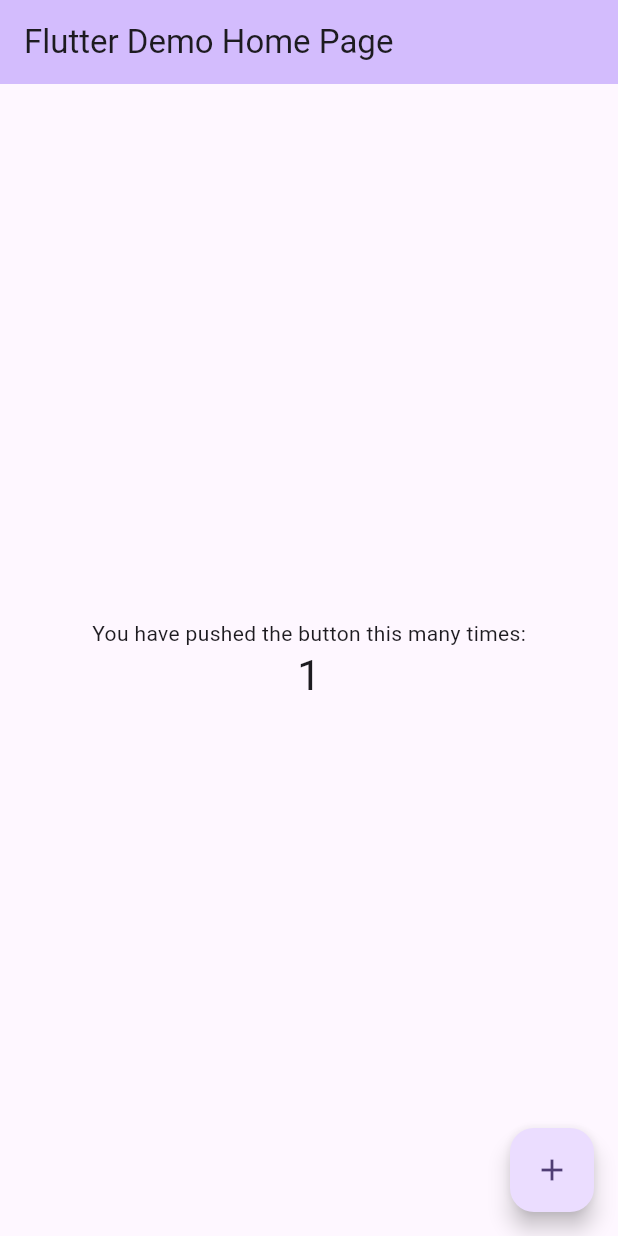
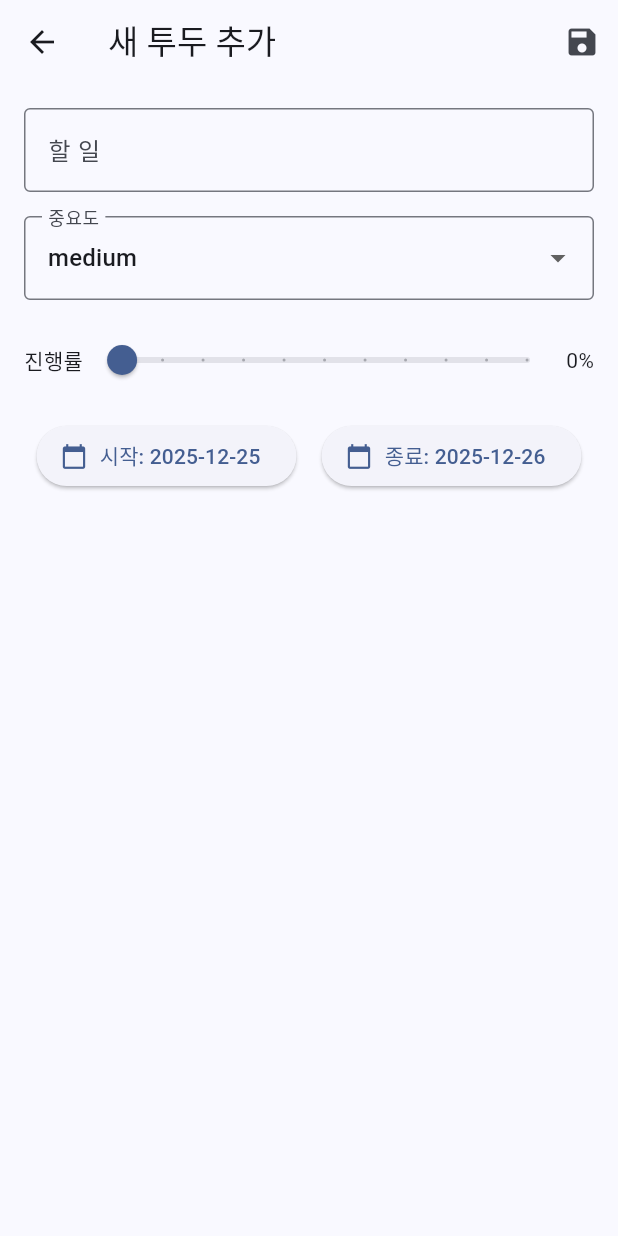
Before and after one commit to s6xybr8in/TodoApp, a Flutter app: the screen it shows after launch, after a tap on the "add" icon, on a phone screen of 412 x 824 dp. Run offline on Flutter 3.47's test engine with Material 3 defaults, Android fonts, the phone set to English and light mode, and no system bars; our stand-ins replace hive, hive_flutter; missing offline and left inert: todoapp; accounts and stored records are empty.

Commit message:
phase 1
phase 1

```diff
--- a/lib/main.dart
+++ b/lib/main.dart
@@ -1,122 +1,34 @@
 import 'package:flutter/material.dart';
+import 'package:hive_flutter/hive_flutter.dart';
+import 'package:todo/models/todo.dart';
+import 'package:todo/screens/home_screen.dart';
 
-void main() {
+void main() async {
+  // Flutter 앱이 시작되기 전에 Hive를 초기화합니다.
+  await Hive.initFlutter();
+
+  // Hive 어댑터를 등록합니다.
+  Hive.registerAdapter(TodoAdapter());
+  Hive.registerAdapter(ImportanceAdapter());
+
+  // 'todos'라는 이름의 Box를 엽니다.
+  await Hive.openBox<Todo>('todos');
+
   runApp(const MyApp());
 }
 
 class MyApp extends StatelessWidget {
   const MyApp({super.key});
 
-  // This widget is the root of your application.
   @override
   Widget build(BuildContext context) {
     return MaterialApp(
-      title: 'Flutter Demo',
+      title: 'TodoApp',
       theme: ThemeData(
-        // This is the theme of your application.
-        //
-        // TRY THIS: Try running your application with "flutter run". You'll see
-        // the application has a purple toolbar. Then, without quitting the app,
-        // try changing the seedColor in the colorScheme below to Colors.green
-        // and then invoke "hot reload" (save your changes or press the "hot
-        // reload" button in a Flutter-supported IDE, or press "r" if you used
-        // the command line to start the app).
-        //
-        // Notice that the counter didn't reset back to zero; the application
-        // state is not lost during the reload. To reset the state, use hot
-        // restart instead.
-        //
-        // This works for code too, not just values: Most code changes can be
-        // tested with just a hot reload.
-        colorScheme: .fromSeed(seedColor: Colors.deepPurple),
+        colorScheme: ColorScheme.fromSeed(seedColor: Colors.blueAccent),
+        useMaterial3: true,
       ),
-      home: const MyHomePage(title: 'Flutter Demo Home Page'),
+      home: const HomeScreen(),
     );
   }
 }
-
-class MyHomePage extends StatefulWidget {
-  const MyHomePage({super.key, required this.title});
-
-  // This widget is the home page of your application. It is stateful, meaning
-  // that it has a State object (defined below) that contains fields that affect
-  // how it looks.
-
-  // This class is the configuration for the state. It holds the values (in this
-  // case the title) provided by the parent (in this case the App widget) and
-  // used by the build method of the State. Fields in a Widget subclass are
-  // always marked "final".
-
-  final String title;
-
-  @override
-  State<MyHomePage> createState() => _MyHomePageState();
-}
-
-class _MyHomePageState extends State<MyHomePage> {
-  int _counter = 0;
-
-  void _incrementCounter() {
-    setState(() {
-      // This call to setState tells the Flutter framework that something has
-      // changed in this State, which causes it to rerun the build method below
-      // so that the display can reflect the updated values. If we changed
-      // _counter without calling setState(), then the build method would not be
-      // called again, and so nothing would appear to happen.
-      _counter++;
-    });
-  }
-
-  @override
-  Widget build(BuildContext context) {
-    // This method is rerun every time setState is called, for instance as done
-    // by the _incrementCounter method above.
-    //
-    // The Flutter framework has been optimized to make rerunning build methods
-    // fast, so that you can just rebuild anything that needs updating rather
-    // than having to individually change instances of widgets.
-    return Scaffold(
-      appBar: AppBar(
-        // TRY THIS: Try changing the color here to a specific color (to
-        // Colors.amber, perhaps?) and trigger a hot reload to see the AppBar
-        // change color while the other colors stay the same.
-        backgroundColor: Theme.of(context).colorScheme.inversePrimary,
-        // Here we take the value from the MyHomePage object that was created by
-        // the App.build method, and use it to set our appbar title.
-        title: Text(widget.title),
-      ),
-      body: Center(
-        // Center is a layout widget. It takes a single child and positions it
-        // in the middle of the parent.
-        child: Column(
-          // Column is also a layout widget. It takes a list of children and
-          // arranges them vertically. By default, it sizes itself to fit its
-          // children horizontally, and tries to be as tall as its parent.
-          //
-          // Column has various properties to control how it sizes itself and
-          // how it positions its children. Here we use mainAxisAlignment to
-          // center the children vertically; the main axis here is the vertical
-          // axis because Columns are vertical (the cross axis would be
-          // horizontal).
-          //
-          // TRY THIS: Invoke "debug painting" (choose the "Toggle Debug Paint"
-          // action in the IDE, or press "p" in the console), to see the
-          // wireframe for each widget.
-          mainAxisAlignment: .center,
-          children: [
-            const Text('You have pushed the button this many times:'),
-            Text(
-              '$_counter',
-              style: Theme.of(context).textTheme.headlineMedium,
-            ),
-          ],
-        ),
-      ),
-      floatingActionButton: FloatingActionButton(
-        onPressed: _incrementCounter,
-        tooltip: 'Increment',
-        child: const Icon(Icons.add),
-      ),
-    );
-  }
-}
--- /dev/null
+++ b/lib/models/todo.dart
@@ -0,0 +1,74 @@
+import 'package:hive/hive.dart';
+
+part 'todo.g.dart';
+
+// 중요도를 나타내는 열거형
+@HiveType(typeId: 1)
+enum Importance {
+  @HiveField(0)
+  low,
+  @HiveField(1)
+  medium,
+  @HiveField(2)
+  high,
+}
+
+@HiveType(typeId: 0)
+class Todo extends HiveObject {
+  @HiveField(0)
+  final String id;
+
+  @HiveField(1)
+  String title;
+
+  @HiveField(2)
+  Importance importance;
+
+  @HiveField(3)
+  int progress; // 진행률 (0-100)
+
+  @HiveField(4)
+  DateTime startDate;
+
+  @HiveField(5)
+  DateTime endDate;
+
+  @HiveField(6)
+  bool isCompleted;
+
+  Todo({
+    required this.id,
+    required this.title,
+    this.importance = Importance.medium,
+    this.progress = 0,
+    required this.startDate,
+    required this.endDate,
+    this.isCompleted = false,
+  });
+
+  // JSON 직렬화를 위한 팩토리 생성자
+  factory Todo.fromJson(Map<String, dynamic> json) {
+    return Todo(
+      id: json['id'],
+      title: json['title'],
+      importance: Importance.values[json['importance']],
+      progress: json['progress'],
+      startDate: DateTime.parse(json['startDate']),
+      endDate: DateTime.parse(json['endDate']),
+      isCompleted: json['isCompleted'],
+    );
+  }
+
+  // JSON 직렬화를 위한 메서드
+  Map<String, dynamic> toJson() {
+    return {
+      'id': id,
+      'title': title,
+      'importance': importance.index,
+      'progress': progress,
+      'startDate': startDate.toIso8601String(),
+      'endDate': endDate.toIso8601String(),
+      'isCompleted': isCompleted,
+    };
+  }
+}
--- /dev/null
+++ b/lib/screens/home_screen.dart
@@ -0,0 +1,74 @@
+import 'package:flutter/material.dart';
+import 'package:hive_flutter/hive_flutter.dart';
+import 'package:todo/models/todo.dart';
+import 'package:todo/screens/todo_detail_screen.dart';
+import 'package:todo/widgets/todo_list_item.dart';
+
+class HomeScreen extends StatefulWidget {
+  const HomeScreen({super.key});
+
+  @override
+  State<HomeScreen> createState() => _HomeScreenState();
+}
+
+class _HomeScreenState extends State<HomeScreen> {
+  @override
+  Widget build(BuildContext context) {
+    // Hive Box를 가져옵니다.
+    final Box<Todo> todoBox = Hive.box<Todo>('todos');
+
+    return Scaffold(
+      appBar: AppBar(
+        title: const Text('나의 투두리스트'),
+        backgroundColor: Theme.of(context).colorScheme.primary,
+        foregroundColor: Theme.of(context).colorScheme.onPrimary,
+      ),
+      // ValueListenableBuilder를 사용하여 Hive Box의 변경사항을 실시간으로 감지합니다.
+      body: ValueListenableBuilder(
+        valueListenable: todoBox.listenable(),
+        builder: (context, Box<Todo> box, _) {
+          if (box.values.isEmpty) {
+            return const Center(
+              child: Text('아직 추가된 투두가 없어요!'),
+            );
+          }
+          // Hive Box에서 Todo 목록을 가져옵니다.
+          final todos = box.values.toList().cast<Todo>();
+
+          return ListView.builder(
+            itemCount: todos.length,
+            itemBuilder: (context, index) {
+              final todo = todos[index];
+              return TodoListItem(
+                todo: todo,
+                onCheckboxChanged: (bool? value) {
+                  // 체크박스 상태가 변경되면 Hive에 저장된 객체를 업데이트합니다.
+                  todo.isCompleted = value ?? false;
+                  todo.save();
+                },
+                onTap: () {
+                  // 수정 화면으로 이동
+                  Navigator.of(context).push(
+                    MaterialPageRoute(
+                      builder: (context) => TodoDetailScreen(todo: todo),
+                    ),
+                  );
+                },
+              );
+            },
+          );
+        },
+      ),
+      floatingActionButton: FloatingActionButton(
+        onPressed: () {
+          // 추가 화면으로 이동
+          Navigator.of(context).push(
+            MaterialPageRoute(builder: (context) => const TodoDetailScreen()),
+          );
+        },
+        tooltip: '새로운 투두 추가',
+        child: const Icon(Icons.add),
+      ),
+    );
+  }
+}
--- /dev/null
+++ b/lib/screens/todo_detail_screen.dart
@@ -0,0 +1,187 @@
+import 'package:flutter/material.dart';
+import 'package:hive/hive.dart';
+import 'package:todo/models/todo.dart';
+
+class TodoDetailScreen extends StatefulWidget {
+  final Todo? todo; // 수정할 Todo 항목. 새 항목 추가 시에는 null.
+
+  const TodoDetailScreen({super.key, this.todo});
+
+  @override
+  State<TodoDetailScreen> createState() => _TodoDetailScreenState();
+}
+
+class _TodoDetailScreenState extends State<TodoDetailScreen> {
+  final _formKey = GlobalKey<FormState>();
+  late String _title;
+  late Importance _importance;
+  late int _progress;
+  late DateTime _startDate;
+  late DateTime _endDate;
+
+  @override
+  void initState() {
+    super.initState();
+    // 기존 Todo 데이터가 있으면 해당 데이터로 초기화, 없으면 기본값으로 초기화
+    _title = widget.todo?.title ?? '';
+    _importance = widget.todo?.importance ?? Importance.medium;
+    _progress = widget.todo?.progress ?? 0;
+    _startDate = widget.todo?.startDate ?? DateTime.now();
+    _endDate = widget.todo?.endDate ?? DateTime.now().add(const Duration(days: 1));
+  }
+
+  void _saveTodo() {
+    if (_formKey.currentState!.validate()) {
+      _formKey.currentState!.save();
+
+      final todoBox = Hive.box<Todo>('todos');
+
+      if (widget.todo == null) {
+        // 새로운 Todo 추가
+        final newTodo = Todo(
+          id: DateTime.now().millisecondsSinceEpoch.toString(),
+          title: _title,
+          importance: _importance,
+          progress: _progress,
+          startDate: _startDate,
+          endDate: _endDate,
+        );
+        todoBox.put(newTodo.id, newTodo);
+      } else {
+        // 기존 Todo 수정
+        widget.todo!.title = _title;
+        widget.todo!.importance = _importance;
+        widget.todo!.progress = _progress;
+        widget.todo!.startDate = _startDate;
+        widget.todo!.endDate = _endDate;
+        widget.todo!.save();
+      }
+
+      Navigator.of(context).pop();
+    }
+  }
+
+  @override
+  Widget build(BuildContext context) {
+    return Scaffold(
+      appBar: AppBar(
+        title: Text(widget.todo == null ? '새 투두 추가' : '투두 수정'),
+        actions: [
+          IconButton(
+            icon: const Icon(Icons.save),
+            onPressed: _saveTodo,
+          ),
+        ],
+      ),
+      body: Padding(
+        padding: const EdgeInsets.all(16.0),
+        child: Form(
+          key: _formKey,
+          child: ListView(
+            children: [
+              TextFormField(
+                initialValue: _title,
+                decoration: const InputDecoration(
+                  labelText: '할 일',
+                  border: OutlineInputBorder(),
+                ),
+                validator: (value) {
+                  if (value == null || value.isEmpty) {
+                    return '할 일을 입력해주세요.';
+                  }
+                  return null;
+                },
+                onSaved: (value) {
+                  _title = value!;
+                },
+              ),
+              const SizedBox(height: 16),
+              // 중요도 선택
+              DropdownButtonFormField<Importance>(
+                value: _importance,
+                decoration: const InputDecoration(
+                  labelText: '중요도',
+                  border: OutlineInputBorder(),
+                ),
+                items: Importance.values.map((importance) {
+                  return DropdownMenuItem(
+                    value: importance,
+                    child: Text(importance.name),
+                  );
+                }).toList(),
+                onChanged: (value) {
+                  setState(() {
+                    _importance = value!;
+                  });
+                },
+              ),
+              const SizedBox(height: 16),
+              // 진행률 슬라이더
+              Row(
+                children: [
+                  const Text('진행률'),
+                  Expanded(
+                    child: Slider(
+                      value: _progress.toDouble(),
+                      min: 0,
+                      max: 100,
+                      divisions: 10,
+                      label: '$_progress%',
+                      onChanged: (value) {
+                        setState(() {
+                          _progress = value.round();
+                        });
+                      },
+                    ),
+                  ),
+                  Text('$_progress%'),
+                ],
+              ),
+              const SizedBox(height: 16),
+              // 날짜 선택 (간단한 버튼으로 구현)
+              Row(
+                mainAxisAlignment: MainAxisAlignment.spaceAround,
+                children: [
+                  ElevatedButton.icon(
+                    icon: const Icon(Icons.calendar_today),
+                    label: Text('시작: ${_startDate.toString().substring(0, 10)}'),
+                    onPressed: () async {
+                       final date = await showDatePicker(
+                        context: context,
+                        initialDate: _startDate,
+                        firstDate: DateTime(2020),
+                        lastDate: DateTime(2030),
+                      );
+                      if (date != null) {
+                        setState(() {
+                          _startDate = date;
+                        });
+                      }
+                    },
+                  ),
+                   ElevatedButton.icon(
+                    icon: const Icon(Icons.calendar_today),
+                    label: Text('종료: ${_endDate.toString().substring(0, 10)}'),
+                    onPressed: () async {
+                      final date = await showDatePicker(
+                        context: context,
+                        initialDate: _endDate,
+                        firstDate: _startDate,
+                        lastDate: DateTime(2030),
+                      );
+                      if (date != null) {
+                        setState(() {
+                          _endDate = date;
+                        });
+                      }
+                    },
+                  ),
+                ],
+              ),
+            ],
+          ),
+        ),
+      ),
+    );
+  }
+}
--- a/pubspec.yaml
+++ b/pubspec.yaml
@@ -30,6 +30,10 @@ environment:
 dependencies:
   flutter:
     sdk: flutter
+  hive: ^2.2.3
+  hive_flutter: ^1.1.0
+  path_provider: ^2.0.11
+
 
   # The following adds the Cupertino Icons font to your application.
   # Use with the CupertinoIcons class for iOS style icons.
@@ -38,6 +42,8 @@ dependencies:
 dev_dependencies:
   flutter_test:
     sdk: flutter
+  hive_generator: ^2.0.0
+  build_runner: ^2.3.3
 
   # The "flutter_lints" package below contains a set of recommended lints to
   # encourage good coding practices. The lint set provided by the package is
```
Also changed, not shown: lib/widgets/todo_list_item.dart (added, +81 -0 lines), lib/models/todo.g.dart (added), 2 other files.
